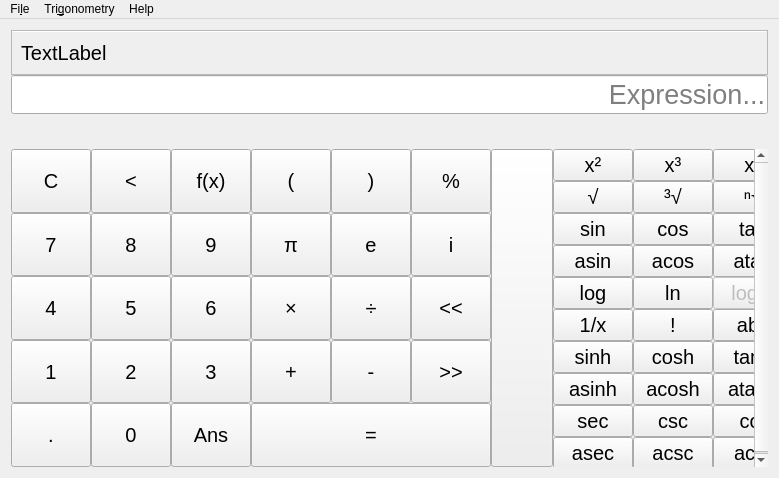
theCheeseboard/thecalculator, file mainwindow.ui: the form before one commit.
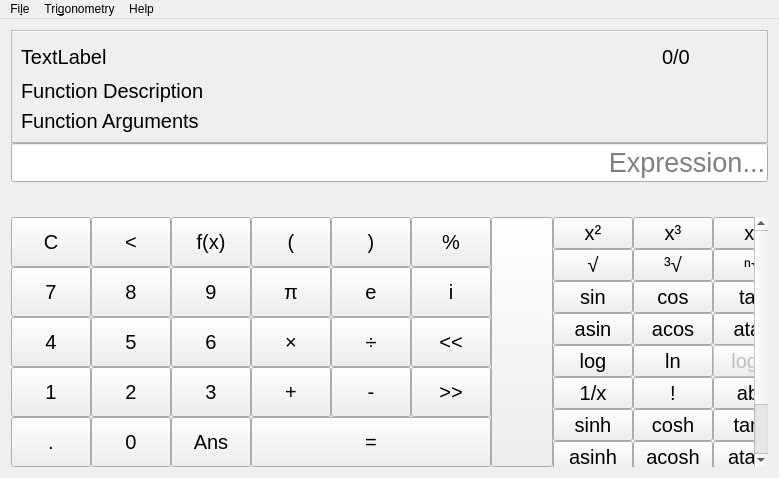
The form after the commit. Icons and pictures are not drawn. Custom widgets are drawn as their Qt base class.

Commit message: Contextual popup help now mostly available

Diff of the .ui file:
```diff
--- a/mainwindow.ui
+++ b/mainwindow.ui
@@ -141,9 +141,84 @@
                  <number>9</number>
                 </property>
                 <item>
-                 <widget class="QLabel" name="label_4">
+                 <layout class="QHBoxLayout" name="horizontalLayout_7">
+                  <item>
+                   <widget class="QLabel" name="funHelpName">
+                    <property name="sizePolicy">
+                     <sizepolicy hsizetype="Expanding" vsizetype="Preferred">
+                      <horstretch>0</horstretch>
+                      <verstretch>0</verstretch>
+                     </sizepolicy>
+                    </property>
+                    <property name="text">
+                     <string notr="true">TextLabel</string>
+                    </property>
+                   </widget>
+                  </item>
+                  <item>
+                   <widget class="QWidget" name="widget" native="true">
+                    <layout class="QHBoxLayout" name="horizontalLayout_8">
+                     <property name="leftMargin">
+                      <number>0</number>
+                     </property>
+                     <property name="topMargin">
+                      <number>0</number>
+                     </property>
+                     <property name="rightMargin">
+                      <number>0</number>
+                     </property>
+                     <property name="bottomMargin">
+                      <number>0</number>
+                     </property>
+                     <item>
+                      <widget class="QPushButton" name="previousOverload">
+                       <property name="text">
+                        <string/>
+                       </property>
+                       <property name="icon">
+                        <iconset theme="go-previous"/>
+                       </property>
+                       <property name="flat">
+                        <bool>true</bool>
+                       </property>
+                      </widget>
+                     </item>
+                     <item>
+                      <widget class="QLabel" name="funHelpOverloads">
+                       <property name="text">
+                        <string notr="true">0/0</string>
+                       </property>
+                      </widget>
+                     </item>
+                     <item>
+                      <widget class="QPushButton" name="nextOverload">
+                       <property name="text">
+                        <string/>
+                       </property>
+                       <property name="icon">
+                        <iconset theme="go-next"/>
+                       </property>
+                       <property name="flat">
+                        <bool>true</bool>
+                       </property>
+                      </widget>
+                     </item>
+                    </layout>
+                   </widget>
+                  </item>
+                 </layout>
+                </item>
+                <item>
+                 <widget class="QLabel" name="funHelpDesc">
                   <property name="text">
-                   <string>TextLabel</string>
+                   <string notr="true">Function Description</string>
+                  </property>
+                 </widget>
+                </item>
+                <item>
+                 <widget class="QLabel" name="funHelpArgs">
+                  <property name="text">
+                   <string notr="true">Function Arguments</string>
                   </property>
                  </widget>
                 </item>
@@ -467,8 +542,8 @@
                <rect>
                 <x>0</x>
                 <y>0</y>
-                <width>248</width>
-                <height>190</height>
+                <width>244</width>
+                <height>250</height>
                </rect>
               </property>
               <layout class="QGridLayout" name="gridLayout_2">
```
Left out of the diff: 6 changed lines with no effect on the pictures. The commit also changes 26 other files.
